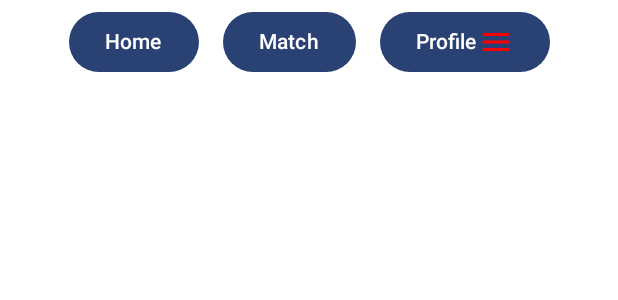
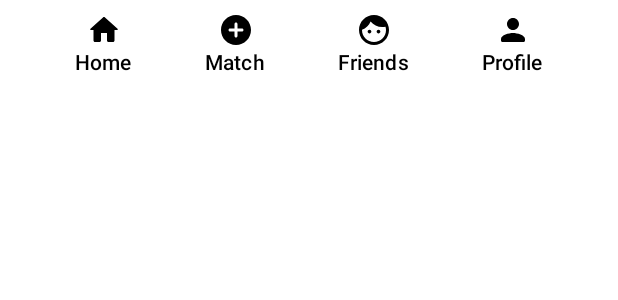
Before and after one commit to weronikaciezak/GymBros, an Android app built with Jetpack Compose: the @Preview function GreetingPreview, on a phone screen of 412 x 824 dp. Shown: the top 300 px of the screen. Run offline under Robolectric (Android 15) with nearby library versions, the phone set to English and light mode, and no system bars.

Commit message:
friend and friend request screen works, some ui changes

```diff
--- a/app/src/main/java/com/example/gymbros/Home.kt
+++ b/app/src/main/java/com/example/gymbros/Home.kt
@@ -17,7 +17,6 @@ import androidx.navigation.compose.rememberNavController
 import com.example.gymbros.functions.ChallengeBox
 import com.example.gymbros.functions.Chart
 import com.example.gymbros.functions.NavigationBar
-import com.example.gymbros.functions.ShowLazyList
 import com.example.gymbros.functions.TopSection
 import com.example.gymbros.ui.theme.GymBrosTheme
 import com.example.gymbros.viewModels.DatabaseViewModel
@@ -38,14 +37,14 @@ fun HomePage(navController: NavController, databaseViewModel: DatabaseViewModel)
                     .padding(padding)
             ) {
                 val username = databaseViewModel.currentUsername.value
-                val users = databaseViewModel.list
+                val users = databaseViewModel.listOfFriends
                 TopSection(username)
                 Text(text = "Welcome Back!",
                     fontSize = 30.sp,
                     modifier = Modifier.padding(20.dp),
                     fontWeight = FontWeight.Bold
                 )
-                ShowLazyList(users)
+                //ShowLazyList(users)
                 Chart()
                 ChallengeBox()
 
--- a/app/src/main/java/com/example/gymbros/UserActivity.kt
+++ b/app/src/main/java/com/example/gymbros/UserActivity.kt
@@ -16,8 +16,9 @@ class UserActivity : ComponentActivity() {
             val navController = rememberNavController()
             NavHost(navController, startDestination = "home") {
                 composable("home") { HomePage(navController, databaseViewModel) }
-                composable("profile") { Profile(navController, databaseViewModel) }
-                composable("match") { Match(databaseViewModel) }
+                composable("profile") { Profile(navController) }
+                composable("match") { Match(navController, databaseViewModel) }
+                composable("friends") { Friends(navController, databaseViewModel) }
             }
         }
     }
--- a/app/src/main/java/com/example/gymbros/functions/NavigationBar.kt
+++ b/app/src/main/java/com/example/gymbros/functions/NavigationBar.kt
@@ -1,14 +1,17 @@
 package com.example.gymbros.functions
 
 import androidx.compose.foundation.layout.Arrangement
+import androidx.compose.foundation.layout.Column
 import androidx.compose.foundation.layout.Row
-import androidx.compose.foundation.layout.Spacer
 import androidx.compose.foundation.layout.fillMaxWidth
 import androidx.compose.foundation.layout.height
-import androidx.compose.foundation.layout.width
 import androidx.compose.material.icons.Icons
-import androidx.compose.material.icons.rounded.Menu
+import androidx.compose.material.icons.rounded.AddCircle
+import androidx.compose.material.icons.rounded.Face
+import androidx.compose.material.icons.rounded.Home
+import androidx.compose.material.icons.rounded.Person
 import androidx.compose.material3.Button
+import androidx.compose.material3.ButtonDefaults
 import androidx.compose.material3.Icon
 import androidx.compose.material3.Text
 import androidx.compose.runtime.Composable
@@ -24,49 +27,103 @@ import com.example.gymbros.ui.theme.GymBrosTheme
 @Composable
 fun NavigationBar(navController: NavController) {
     Row(
-        modifier = Modifier.fillMaxWidth().height(56.dp),
+        modifier = Modifier
+            .fillMaxWidth()
+            .height(56.dp),
         horizontalArrangement = Arrangement.Center,
         verticalAlignment = Alignment.CenterVertically
     ) {
-        Button(onClick = {
-            navController.navigate("home")
-        }) { Text(text = "Home") }
 
-        Spacer(modifier = Modifier.width(16.dp))
+        Button(
+            onClick = {
+                navController.navigate("home")
+            },
+            colors = ButtonDefaults.buttonColors(
+                contentColor = Color.Black,
+                containerColor = Color.White
+            )
+        ) {
+            Column(
+                horizontalAlignment = Alignment.CenterHorizontally,
+            ) {
+                Icon(
+                    imageVector = Icons.Rounded.Home,
+                    contentDescription = "home",
+                    tint = Color.Black//MaterialTheme.colorScheme.onSecondaryContainer
+                )
+                Text(text = "Home")
+            }
+        }
 
-        Button(onClick = {
-            navController.navigate("match")
-        }) { Text(text = "Match") }
+        //Spacer(modifier = Modifier.width(16.dp))
 
-        Spacer(modifier = Modifier.width(16.dp))
+        Button(
+            onClick = {
+                navController.navigate("match")
+            },
+            colors = ButtonDefaults.buttonColors(
+                contentColor = Color.Black,
+                containerColor = Color.White
+            )
+        ) {
+            Column(
+                horizontalAlignment = Alignment.CenterHorizontally,
+            ) {
+                Icon(
+                    imageVector = Icons.Rounded.AddCircle,
+                    contentDescription = "match",
+                    tint = Color.Black//MaterialTheme.colorScheme.onSecondaryContainer
+                )
+                Text(text = "Match")
+            }
+        }
 
-        Button(onClick = {
-            navController.navigate("profile")
+        //Spacer(modifier = Modifier.width(16.dp))
+
+        Button(
+            onClick = {
+                navController.navigate("friends")
+            },
+            colors = ButtonDefaults.buttonColors(
+                contentColor = Color.Black,
+                containerColor = Color.White
+            )
+        ) {
+            Column(
+                horizontalAlignment = Alignment.CenterHorizontally,
+            ) {
+                Icon(
+                    imageVector = Icons.Rounded.Face,
+                    contentDescription = "friends",
+                    tint = Color.Black//MaterialTheme.colorScheme.onSecondaryContainer
+                )
+                Text(text = "Friends")
+            }
         }
-        ) { Text(text = "Profile")
-            Icon(
-                imageVector = Icons.Rounded.Menu,
-                contentDescription = "Home",
-                tint = Color.Red//MaterialTheme.colorScheme.onSecondaryContainer
-            )}
+
+        //Spacer(modifier = Modifier.width(16.dp))
 
 
-        /*Box(
-            modifier = Modifier
-                .height(50.dp)
-                .width(60.dp)
-                .border(4.dp, Color.Black)
-                .clip(RoundedCornerShape(15.dp))
-                .background(Color.LightGray)
-                .clickable {}
-                .padding(6.dp)
+        Button(
+            onClick = {
+                navController.navigate("profile")
+            },
+            colors = ButtonDefaults.buttonColors(
+                contentColor = Color.Black,
+                containerColor = Color.White
+            )
         ) {
-            Icon(
-                imageVector = Icons.Rounded.Menu,
-                contentDescription = "Home",
-                tint = Color.White//MaterialTheme.colorScheme.onSecondaryContainer
-            )
-        }*/
+            Column(
+                horizontalAlignment = Alignment.CenterHorizontally,
+            ) {
+                Icon(
+                    imageVector = Icons.Rounded.Person,
+                    contentDescription = "profile",
+                    tint = Color.Black//MaterialTheme.colorScheme.onSecondaryContainer
+                )
+                Text(text = "Profile")
+            }
+        }
     }
 }
 
```
Also changed, not shown: app/src/main/java/com/example/gymbros/Friends.kt (+102 -13 lines), app/src/main/java/com/example/gymbros/Match.kt (+13 -2 lines), app/src/main/java/com/example/gymbros/Profile.kt (+36 -15 lines), app/src/main/java/com/example/gymbros/viewModels/DatabaseViewModel.kt (+15 -46 lines).
